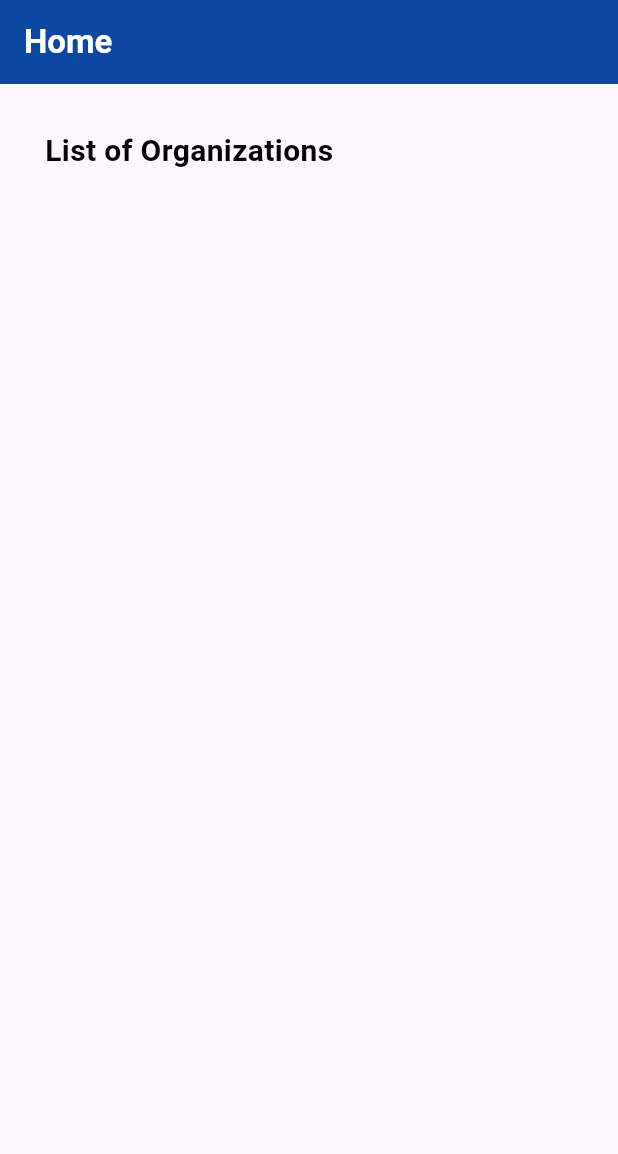
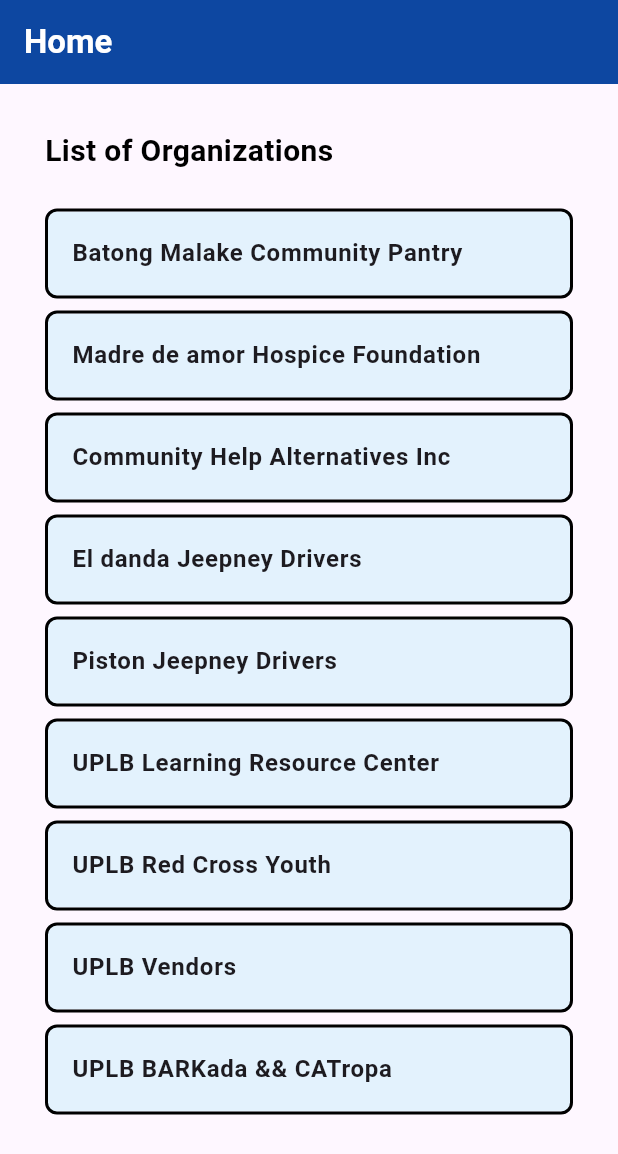
Before and after one commit to jvcerezo/cmsc23-project, a Flutter app: the screen it shows after launch, on a phone screen of 412 x 824 dp. Shown: the top 1154 px of the screen. Run offline on Flutter 3.47's test engine with Material 3 defaults, Android fonts, the phone set to English and light mode, and no system bars.

Commit message:
Add organizationlist_widget

```diff
--- a/elbigayan/lib/pages/Donor/donorhome_page.dart
+++ b/elbigayan/lib/pages/Donor/donorhome_page.dart
@@ -1,4 +1,5 @@
 import 'package:flutter/material.dart';
+import 'package:elbigayan/widgets/organizationlist_widget.dart';
 
 class DonorHomePage extends StatefulWidget{
   const DonorHomePage({super.key});
@@ -14,7 +15,12 @@
     'Batong Malake Community Pantry',
     'Madre de amor Hospice Foundation',
     'Community Help Alternatives Inc',
-    'El danda Jeepney Drivers'
+    'El danda Jeepney Drivers',
+    'Piston Jeepney Drivers',
+    'UPLB Learning Resource Center',
+    'UPLB Red Cross Youth',
+    'UPLB Vendors',
+    'UPLB BARKada && CATropa'
   ];
 
   @override
@@ -44,6 +50,7 @@
                 style:defaultTextStyle,
               ),
               const SizedBox(height:20),
+              OrganizationList(OrganizationNames:orgNames)
             ],
           ),
         ),
--- /dev/null
+++ b/elbigayan/lib/widgets/organizationlist_widget.dart
@@ -0,0 +1,39 @@
+import 'package:flutter/material.dart';
+
+class OrganizationList extends StatelessWidget {
+  final List<String> OrganizationNames;
+  const OrganizationList({Key? key, required this.OrganizationNames}) : super(key: key);
+
+  @override
+  Widget build(BuildContext context) {
+    return SingleChildScrollView(
+      child: Column(
+        children: [
+          ListView.builder(
+            shrinkWrap: true,
+            physics: NeverScrollableScrollPhysics(),
+            itemCount: OrganizationNames.length,
+            itemBuilder: (BuildContext context, int index) {
+              String OrganizationName = OrganizationNames[index];
+              return Container(
+                decoration: BoxDecoration(
+                  border: Border.all(color: Colors.black, width: 2),
+                  borderRadius: BorderRadius.circular(8.0),
+                ),
+                margin: EdgeInsets.symmetric(vertical: 4.0),
+                child: ListTile(
+                  tileColor: Colors.blue[50],
+                  title: Text(
+                    "$OrganizationName",
+                    style: TextStyle(fontWeight: FontWeight.w600),
+                  ),
+                  onTap: () {},
+                ),
+              );
+            },
+          ),
+        ],
+      ),
+    );
+  }
+}
```
